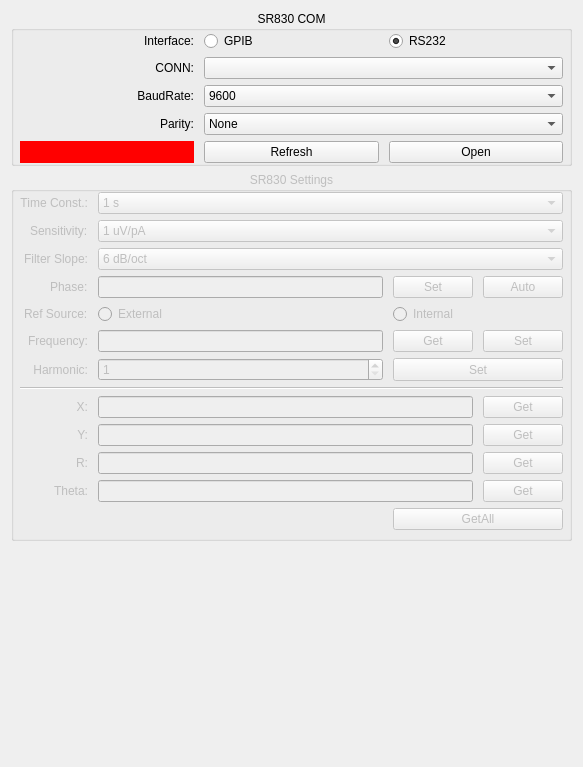
Old version of the form SRS/sr830_config.ui in the repository EdwarDu/autools.
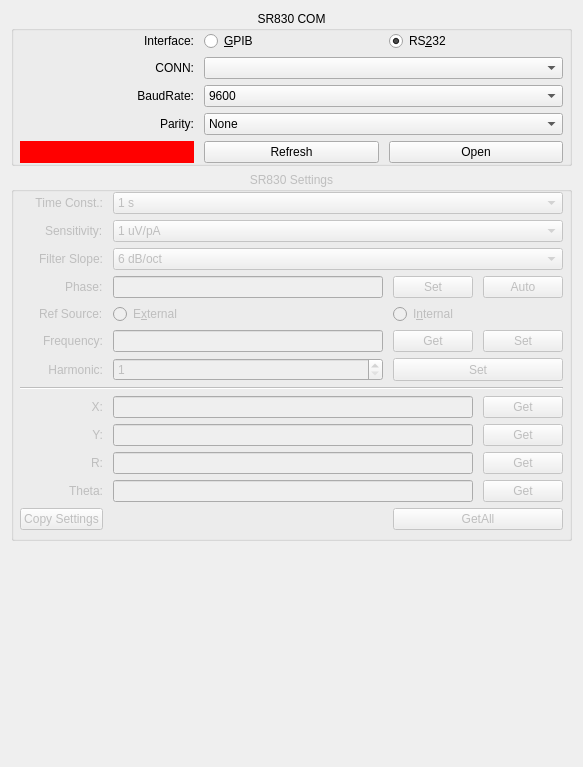
New version of the form.

```diff
--- a/SRS/sr830_config.ui
+++ b/SRS/sr830_config.ui
@@ -240,7 +240,7 @@
            </size>
           </property>
           <property name="text">
-           <string>GPIB</string>
+           <string>&amp;GPIB</string>
           </property>
          </widget>
         </item>
@@ -253,7 +253,7 @@
            </size>
           </property>
           <property name="text">
-           <string>RS232</string>
+           <string>RS&amp;232</string>
           </property>
           <property name="checked">
            <bool>true</bool>
@@ -602,7 +602,7 @@
            </size>
           </property>
           <property name="text">
-           <string>External</string>
+           <string>E&amp;xternal</string>
           </property>
          </widget>
         </item>
@@ -950,7 +950,7 @@
            </size>
           </property>
           <property name="text">
-           <string>Internal</string>
+           <string>I&amp;nternal</string>
           </property>
          </widget>
         </item>
@@ -1097,6 +1097,13 @@
           </property>
          </widget>
         </item>
+        <item row="12" column="0" colspan="2">
+         <widget class="QPushButton" name="pushButton_CopySettings">
+          <property name="text">
+           <string>Copy Settings</string>
+          </property>
+         </widget>
+        </item>
        </layout>
       </item>
      </layout>
```
